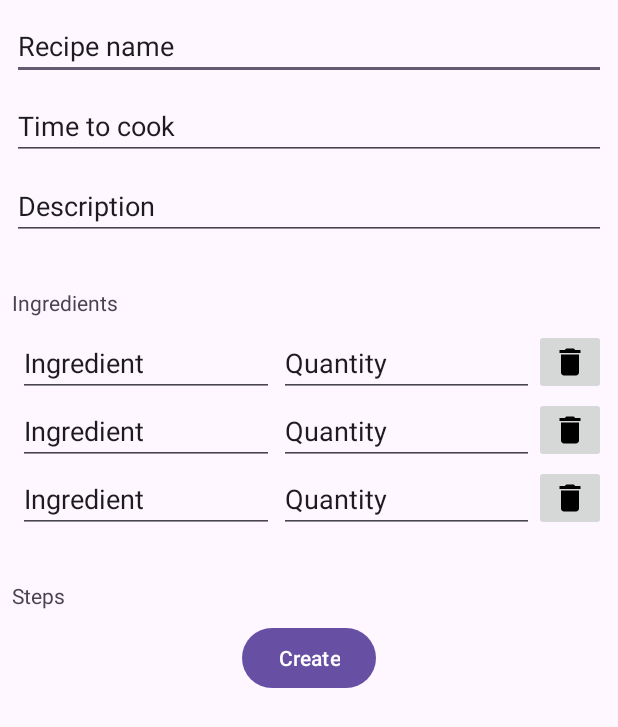
After one commit to paolalenti/Book-of-recipes, an Android app: the layout fragment_recipe_editor.xml on its own in the app's theme, with its tools: preview values and no code run, on a phone screen of 412 x 824 dp. The commit adds this screen. Shown: the top 727 px of the screen. Run offline under Robolectric (Android 15) with nearby library versions, the phone set to English and light mode, and no system bars.

Commit message:
Added some resources and layouts

```diff
--- /dev/null
+++ b/app/src/main/java/com/example/bookofrecipes/fragments/RecipeEditorFragment.kt
@@ -0,0 +1,19 @@
+package com.example.bookofrecipes.fragments
+
+import android.os.Bundle
+import androidx.fragment.app.Fragment
+import android.view.LayoutInflater
+import android.view.View
+import android.view.ViewGroup
+import com.example.bookofrecipes.R
+import com.example.bookofrecipes.databinding.FragmentRecipeEditorBinding
+
+
+class RecipeEditorFragment : Fragment(R.layout.fragment_recipe_editor) {
+    private var binding: FragmentRecipeEditorBinding? = null
+
+    override fun onViewCreated(view: View, savedInstanceState: Bundle?) {
+        super.onViewCreated(view, savedInstanceState)
+        binding = FragmentRecipeEditorBinding.bind(view)
+    }
+}
--- /dev/null
+++ b/app/src/main/res/drawable/baseline_delete_24.xml
@@ -0,0 +1,5 @@
+<vector xmlns:android="http://schemas.android.com/apk/res/android" android:height="24dp" android:tint="#000000" android:viewportHeight="24" android:viewportWidth="24" android:width="24dp">
+
+    <path android:fillColor="@android:color/white" android:pathData="M6,19c0,1.1 0.9,2 2,2h8c1.1,0 2,-0.9 2,-2V7H6v12zM19,4h-3.5l-1,-1h-5l-1,1H5v2h14V4z"/>
+
+</vector>
--- /dev/null
+++ b/app/src/main/res/layout/fragment_recipe_editor.xml
@@ -0,0 +1,108 @@
+<?xml version="1.0" encoding="utf-8"?>
+<ScrollView xmlns:android="http://schemas.android.com/apk/res/android"
+    xmlns:app="http://schemas.android.com/apk/res-auto"
+    xmlns:tools="http://schemas.android.com/tools"
+    android:layout_width="match_parent"
+    android:layout_height="match_parent">
+    <androidx.constraintlayout.widget.ConstraintLayout
+        android:id="@+id/clEditorLayout"
+        android:layout_width="match_parent"
+        android:layout_height="wrap_content"
+        android:scrollbars="vertical"
+        tools:context=".fragments.RecipeEditorFragment">
+
+        <EditText
+            android:id="@+id/et_recipe_name"
+            android:layout_width="0dp"
+            android:layout_height="wrap_content"
+            android:layout_margin="8dp"
+            android:ems="10"
+            android:importantForAutofill="no"
+            android:inputType="text"
+            android:text="@string/editor_recipe_name"
+            app:layout_constraintEnd_toEndOf="parent"
+            app:layout_constraintStart_toStartOf="parent"
+            app:layout_constraintTop_toTopOf="parent"
+            tools:ignore="LabelFor" />
+
+        <EditText
+            android:id="@+id/et_recipe_time"
+            android:layout_width="0dp"
+            android:layout_height="wrap_content"
+            android:layout_margin="8dp"
+            android:ems="10"
+            android:importantForAutofill="no"
+            android:inputType="text"
+            android:text="@string/editor_recipe_time"
+            app:layout_constraintEnd_toEndOf="parent"
+            app:layout_constraintStart_toStartOf="parent"
+            app:layout_constraintTop_toBottomOf="@id/et_recipe_name"
+            tools:ignore="LabelFor" />
+
+        <EditText
+            android:id="@+id/et_recipe_description"
+            android:layout_width="0dp"
+            android:layout_height="wrap_content"
+            android:layout_margin="8dp"
+            android:ems="10"
+            android:importantForAutofill="no"
+            android:inputType="textMultiLine"
+            android:text="@string/editor_recipe_description"
+            app:layout_constraintEnd_toEndOf="parent"
+            app:layout_constraintStart_toStartOf="parent"
+            app:layout_constraintTop_toBottomOf="@id/et_recipe_time"
+            tools:ignore="LabelFor" />
+
+
+        <TextView
+            android:id="@+id/tv_ingredients_label"
+            android:layout_width="0dp"
+            android:layout_height="wrap_content"
+            android:layout_marginHorizontal="8dp"
+            android:layout_marginTop="32dp"
+            android:text="@string/editor_ingredients_label"
+            app:layout_constraintEnd_toEndOf="parent"
+            app:layout_constraintStart_toStartOf="parent"
+            app:layout_constraintTop_toBottomOf="@id/et_recipe_description" />
+
+        <androidx.recyclerview.widget.RecyclerView
+            android:id="@+id/rv_ingredients"
+            android:layout_width="0dp"
+            android:layout_height="wrap_content"
+            android:layout_margin="8dp"
+            app:layout_constraintEnd_toEndOf="parent"
+            app:layout_constraintStart_toStartOf="parent"
+            app:layout_constraintTop_toBottomOf="@+id/tv_ingredients_label"
+            tools:listitem="@layout/item_editor_ingredient" />
+
+        <TextView
+            android:id="@+id/tv_steps_label"
+            android:layout_width="0dp"
+            android:layout_height="wrap_content"
+            android:layout_marginHorizontal="8dp"
+            android:layout_marginTop="32dp"
+            android:text="@string/editor_steps_label"
+            app:layout_constraintEnd_toEndOf="parent"
+            app:layout_constraintStart_toStartOf="parent"
+            app:layout_constraintTop_toBottomOf="@id/rv_ingredients" />
+
+        <androidx.recyclerview.widget.RecyclerView
+            android:id="@+id/rv_steps"
+            android:layout_width="0dp"
+            android:layout_height="wrap_content"
+            android:layout_margin="8dp"
+            app:layout_constraintEnd_toEndOf="parent"
+            app:layout_constraintStart_toStartOf="parent"
+            app:layout_constraintTop_toBottomOf="@+id/tv_steps_label" />
+
+        <Button
+            android:id="@+id/bt_create"
+            android:layout_width="wrap_content"
+            android:layout_height="wrap_content"
+            android:text="@string/editor_create_recipe"
+            app:layout_constraintEnd_toEndOf="parent"
+            app:layout_constraintStart_toStartOf="parent"
+            app:layout_constraintTop_toBottomOf="@+id/rv_steps" />
+
+    </androidx.constraintlayout.widget.ConstraintLayout>
+</ScrollView>
--- /dev/null
+++ b/app/src/main/res/layout/item_editor_ingredient.xml
@@ -0,0 +1,42 @@
+<?xml version="1.0" encoding="utf-8"?>
+<androidx.constraintlayout.widget.ConstraintLayout xmlns:android="http://schemas.android.com/apk/res/android"
+    xmlns:app="http://schemas.android.com/apk/res-auto"
+    xmlns:tools="http://schemas.android.com/tools"
+    android:layout_width="match_parent"
+    android:layout_height="wrap_content">
+
+    <AutoCompleteTextView
+        android:id="@+id/tv_ingredient_name"
+        android:layout_width="0dp"
+        android:layout_height="wrap_content"
+        android:layout_marginStart="4dp"
+        android:text="@string/editor_ingredient"
+        app:layout_constraintStart_toStartOf="parent"
+        app:layout_constraintTop_toTopOf="parent"
+        app:layout_constraintEnd_toStartOf="@id/et_ingredient_quantity"
+        tools:ignore="LabelFor" />
+
+    <EditText
+        android:id="@+id/et_ingredient_quantity"
+        android:layout_width="0dp"
+        android:layout_height="wrap_content"
+        android:layout_marginStart="3dp"
+        android:importantForAutofill="no"
+        android:ems="10"
+        android:inputType="text"
+        android:text="@string/editor_ingredient_quantity"
+        app:layout_constraintStart_toEndOf="@+id/tv_ingredient_name"
+        app:layout_constraintTop_toTopOf="parent"
+        app:layout_constraintEnd_toStartOf="@id/bt_delete"
+        tools:ignore="LabelFor" />
+
+    <ImageButton
+        android:id="@+id/bt_delete"
+        android:layout_width="wrap_content"
+        android:layout_height="match_parent"
+        android:contentDescription="@string/editor_delete_ingredient"
+        android:src="@drawable/baseline_delete_24"
+        app:layout_constraintEnd_toEndOf="parent"
+        app:layout_constraintStart_toEndOf="@+id/et_ingredient_quantity"
+        app:layout_constraintTop_toTopOf="parent" />
+</androidx.constraintlayout.widget.ConstraintLayout>
--- a/app/src/main/res/values/strings.xml
+++ b/app/src/main/res/values/strings.xml
@@ -15,4 +15,13 @@
     <string name="website_k4li_ru" translatable="false">website:k4li.ru</string>
     <string name="ejfjdkd" translatable="false">\@Ejfjdkd</string>
     <string name="github_aliyakad" translatable="false">github:AliyaKad</string>
+    <string name="editor_recipe_name">Recipe name</string>
+    <string name="editor_recipe_time">Time to cook</string>
+    <string name="editor_create_recipe">Create</string>
+    <string name="editor_ingredients_label">Ingredients</string>
+    <string name="editor_steps_label">Steps</string>
+    <string name="editor_recipe_description">Description</string>
+    <string name="editor_ingredient">Ingredient</string>
+    <string name="editor_ingredient_quantity">Quantity</string>
+    <string name="editor_delete_ingredient">Delete ingredient</string>
 </resources>
```
Also changed, not shown: 1 other file.
